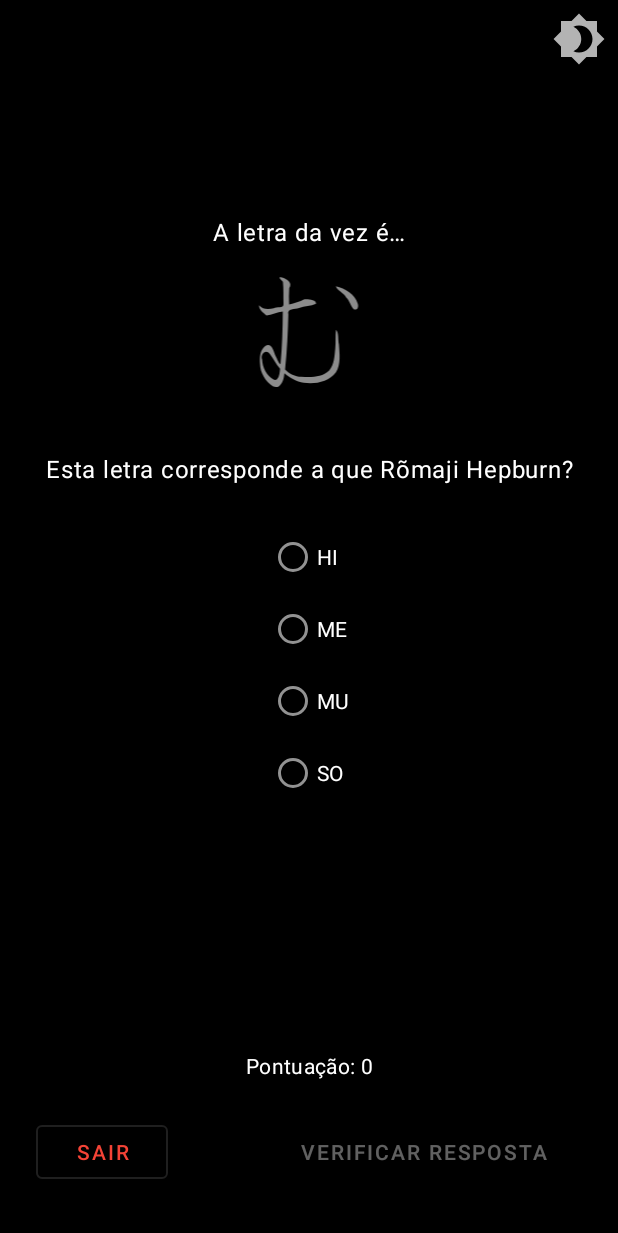
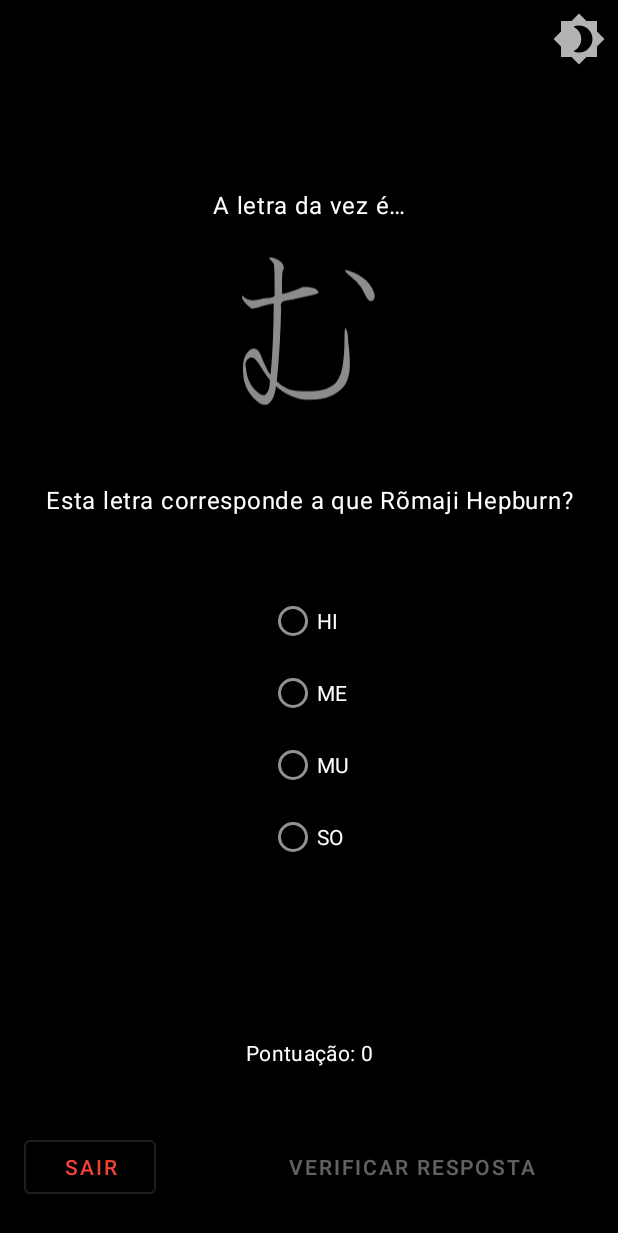
Before and after one commit to mathsemilio/hiragana-learner-randomizer, an Android app: the MainGameScreen screen opened through its navigation route, on a phone screen of 412 x 824 dp. Shown: the top 1233 px of the screen. Run offline under Robolectric (Android 15) with nearby library versions, the phone set to English and light mode, and no system bars; our stand-ins replace data binding.

Commit message:
Major UI improvements and organization.

```diff
--- a/app/src/main/res/layout/main_game_screen.xml
+++ b/app/src/main/res/layout/main_game_screen.xml
@@ -19,28 +19,61 @@
             android:layout_width="match_parent"
             android:layout_height="wrap_content"
             android:background="@color/background"
-            android:padding="@dimen/padding_16dp"
             tools:context=".ui.fragment.MainGameScreen">
+
+            <androidx.constraintlayout.widget.Guideline
+                android:id="@+id/guideline_1"
+                android:layout_width="wrap_content"
+                android:layout_height="wrap_content"
+                android:orientation="horizontal"
+                app:layout_constraintGuide_percent="0.08" />
+
+            <androidx.constraintlayout.widget.Guideline
+                android:id="@+id/guideline_2"
+                android:layout_width="wrap_content"
+                android:layout_height="wrap_content"
+                android:orientation="horizontal"
+                app:layout_constraintGuide_percent="0.32" />
+
+            <androidx.constraintlayout.widget.Guideline
+                android:id="@+id/guideline_3"
+                android:layout_width="wrap_content"
+                android:layout_height="wrap_content"
+                android:orientation="horizontal"
+                app:layout_constraintGuide_percent="0.40" />
+
+            <androidx.constraintlayout.widget.Guideline
+                android:id="@+id/guideline_4"
+                android:layout_width="wrap_content"
+                android:layout_height="wrap_content"
+                android:orientation="horizontal"
+                app:layout_constraintGuide_percent="0.72" />
+
+            <androidx.constraintlayout.widget.Guideline
+                android:id="@+id/guideline_5"
+                android:layout_width="wrap_content"
+                android:layout_height="wrap_content"
+                android:orientation="horizontal"
+                app:layout_constraintGuide_percent="0.88" />
 
             <com.google.android.material.textview.MaterialTextView
                 android:id="@+id/text_body_letter_this_time_is"
                 style="@style/TextAppearance.MaterialComponents.Body1"
                 android:layout_width="wrap_content"
                 android:layout_height="wrap_content"
+                android:layout_marginTop="@dimen/margin_8dp"
                 android:text="@string/the_letter_this_time_is"
-                app:layout_constraintBottom_toBottomOf="parent"
                 app:layout_constraintEnd_toEndOf="parent"
                 app:layout_constraintStart_toStartOf="parent"
-                app:layout_constraintTop_toTopOf="parent"
-                app:layout_constraintVertical_bias="0.10" />
+                app:layout_constraintTop_toBottomOf="@id/guideline_1" />
 
             <ImageView
                 android:id="@+id/image_hiragana_letter_main_game_screen"
                 android:layout_width="0dp"
-                android:layout_height="96dp"
-                android:layout_marginTop="@dimen/margin_8dp"
+                android:layout_height="0dp"
+                android:layout_marginBottom="@dimen/margin_8dp"
                 android:contentDescription="@string/hiragana_letter_content_description"
-                android:scaleType="fitCenter"
+                app:layout_constraintBottom_toTopOf="@id/guideline_2"
                 app:layout_constraintEnd_toEndOf="@id/text_body_letter_this_time_is"
                 app:layout_constraintStart_toStartOf="@id/text_body_letter_this_time_is"
                 app:layout_constraintTop_toBottomOf="@id/text_body_letter_this_time_is"
@@ -49,23 +82,28 @@
             <com.google.android.material.textview.MaterialTextView
                 android:id="@+id/text_body_this_letter_corresponds_to_which_romaji"
                 style="@style/TextAppearance.MaterialComponents.Body1"
-                android:layout_width="wrap_content"
+                android:layout_width="0dp"
                 android:layout_height="wrap_content"
-                android:layout_marginTop="@dimen/margin_32dp"
+                android:layout_marginStart="@dimen/margin_16dp"
+                android:layout_marginEnd="@dimen/margin_16dp"
+                android:maxLines="2"
                 android:text="@string/this_letter_corresponds_to_which_romaji"
+                android:textAlignment="center"
+                app:layout_constraintBottom_toTopOf="@id/guideline_3"
                 app:layout_constraintEnd_toEndOf="parent"
-                app:layout_constraintHorizontal_bias="0.5"
                 app:layout_constraintStart_toStartOf="parent"
-                app:layout_constraintTop_toBottomOf="@id/image_hiragana_letter_main_game_screen" />
+                app:layout_constraintTop_toBottomOf="@id/guideline_2" />
 
             <RadioGroup
                 android:id="@+id/radio_group_hiragana_letters"
                 android:layout_width="wrap_content"
                 android:layout_height="wrap_content"
-                android:layout_marginTop="@dimen/margin_24dp"
+                android:layout_marginTop="@dimen/margin_8dp"
+                android:layout_marginBottom="@dimen/margin_8dp"
+                app:layout_constraintBottom_toTopOf="@id/guideline_4"
                 app:layout_constraintEnd_toEndOf="parent"
                 app:layout_constraintStart_toStartOf="parent"
-                app:layout_constraintTop_toBottomOf="@id/text_body_this_letter_corresponds_to_which_romaji">
+                app:layout_constraintTop_toBottomOf="@id/guideline_3">
 
                 <com.google.android.material.radiobutton.MaterialRadioButton
                     android:id="@+id/radio_button_1"
@@ -97,50 +135,45 @@
 
             </RadioGroup>
 
+            <com.google.android.material.textview.MaterialTextView
+                android:id="@+id/text_body_game_score"
+                style="@style/TextAppearance.MaterialComponents.Body2"
+                android:layout_width="wrap_content"
+                android:layout_height="wrap_content"
+                android:text="@{@string/game_score(mainGameViewModel.gameScore)}"
+                app:layout_constraintBottom_toTopOf="@id/guideline_5"
+                app:layout_constraintEnd_toEndOf="parent"
+                app:layout_constraintStart_toStartOf="parent"
+                app:layout_constraintTop_toBottomOf="@id/guideline_4"
+                app:layout_constraintVertical_bias="0.80"
+                tools:text="Pontuação: 0" />
+
             <com.google.android.material.button.MaterialButton
                 android:id="@+id/button_verify_answer"
                 android:layout_width="0dp"
                 android:layout_height="wrap_content"
                 android:layout_marginStart="@dimen/margin_16dp"
-                android:layout_marginEnd="@dimen/margin_8dp"
-                android:layout_marginBottom="@dimen/margin_16dp"
+                android:layout_marginEnd="@dimen/margin_16dp"
                 android:enabled="false"
                 android:text="@string/verify_answer"
                 app:icon="@drawable/ic_check_circle_black_24dp"
                 app:layout_constraintBottom_toBottomOf="parent"
                 app:layout_constraintEnd_toEndOf="parent"
-                app:layout_constraintHorizontal_bias="1.0"
-                app:layout_constraintStart_toEndOf="@id/button_exit" />
+                app:layout_constraintStart_toEndOf="@id/button_exit"
+                app:layout_constraintTop_toBottomOf="@id/guideline_5" />
 
             <com.google.android.material.button.MaterialButton
                 android:id="@+id/button_exit"
                 style="@style/Widget.MaterialComponents.Button.OutlinedButton"
                 android:layout_width="wrap_content"
                 android:layout_height="wrap_content"
-                android:layout_marginStart="@dimen/margin_8dp"
-                android:layout_marginEnd="@dimen/margin_16dp"
-                android:layout_marginBottom="@dimen/margin_16dp"
+                android:layout_marginStart="@dimen/margin_16dp"
                 android:text="@string/exit"
                 app:layout_constraintBottom_toBottomOf="parent"
                 app:layout_constraintEnd_toStartOf="@id/button_verify_answer"
-                app:layout_constraintHorizontal_bias="0.0"
                 app:layout_constraintHorizontal_chainStyle="spread"
-                app:layout_constraintStart_toStartOf="parent" />
-
-            <com.google.android.material.textview.MaterialTextView
-                android:id="@+id/text_body_game_score"
-                style="@style/TextAppearance.MaterialComponents.Body2"
-                android:layout_width="wrap_content"
-                android:layout_height="wrap_content"
-                android:layout_marginTop="@dimen/margin_16dp"
-                android:layout_marginBottom="@dimen/margin_24dp"
-                android:text="@{@string/game_score(mainGameViewModel.gameScore)}"
-                app:layout_constraintBottom_toTopOf="@id/button_verify_answer"
-                app:layout_constraintEnd_toEndOf="parent"
                 app:layout_constraintStart_toStartOf="parent"
-                app:layout_constraintTop_toBottomOf="@+id/radio_group_hiragana_letters"
-                app:layout_constraintVertical_bias="1.0"
-                tools:text="Pontuação: 0" />
+                app:layout_constraintTop_toBottomOf="@id/guideline_5" />
 
         </androidx.constraintlayout.widget.ConstraintLayout>
 
```
